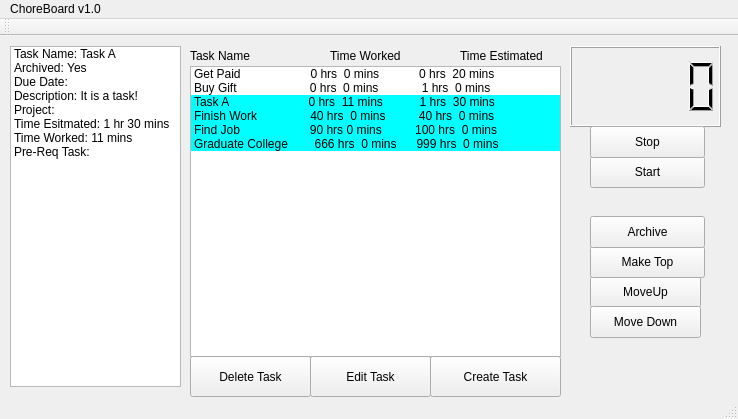
Above: mainwindow.ui from cacarlson/ChoreBoard before the change. Below: the same form after it.
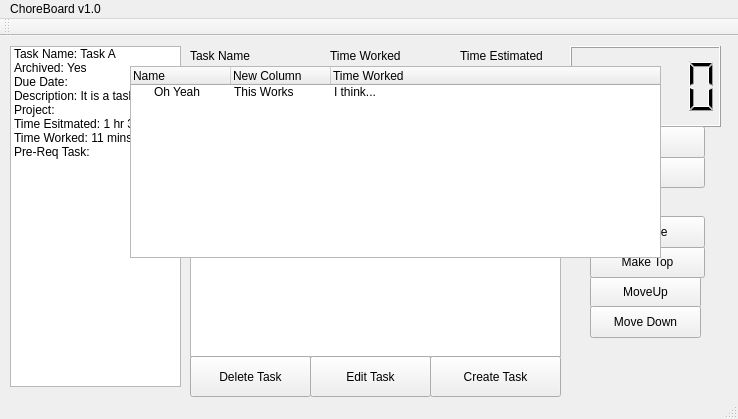
That is the form after the change.

What changed in the file:
```diff
--- a/mainwindow.ui
+++ b/mainwindow.ui
@@ -318,6 +318,42 @@
      </property>
     </item>
    </widget>
+   <widget class="QTreeWidget" name="treeWidget">
+    <property name="geometry">
+     <rect>
+      <x>130</x>
+      <y>30</y>
+      <width>531</width>
+      <height>192</height>
+     </rect>
+    </property>
+    <column>
+     <property name="text">
+      <string>Name</string>
+     </property>
+    </column>
+    <column>
+     <property name="text">
+      <string>New Column</string>
+     </property>
+    </column>
+    <column>
+     <property name="text">
+      <string>Time Worked</string>
+     </property>
+    </column>
+    <item>
+     <property name="text">
+      <string>Oh Yeah</string>
+     </property>
+     <property name="text">
+      <string>This Works</string>
+     </property>
+     <property name="text">
+      <string>I think...</string>
+     </property>
+    </item>
+   </widget>
   </widget>
   <widget class="QMenuBar" name="menuBar">
    <property name="geometry">
```
